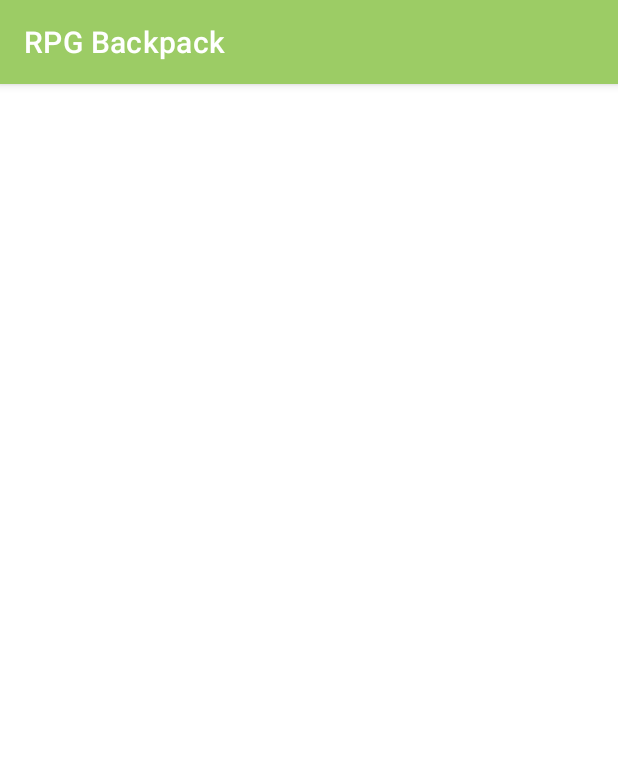
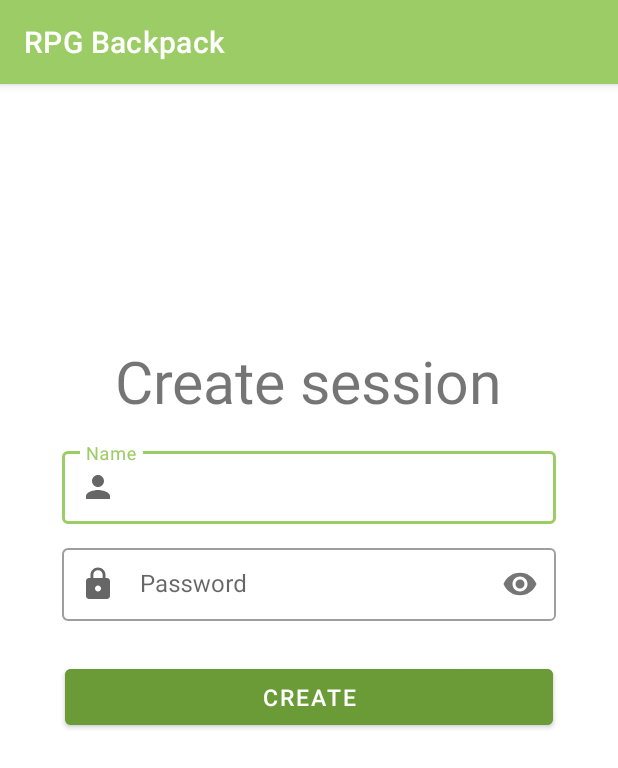
Before and after one commit to adamgwozdz/RPG-Backpack-Android, an Android app: the CreateSessionActivity screen opened directly, with no data from a screen before it, on a phone screen of 412 x 824 dp. Shown: the top 768 px of the screen. Run offline under Robolectric (Android 15) with nearby library versions, the phone set to English and light mode, and no system bars; our stand-ins replace RxJava, sdp/ssp sizes; network calls fail.

Commit message:
Added session form

```diff
--- a/app/src/main/java/com/wodu/mobile/rpg_backpack/utilities/AndroidUtilities.java
+++ b/app/src/main/java/com/wodu/mobile/rpg_backpack/utilities/AndroidUtilities.java
@@ -7,10 +7,10 @@ import androidx.appcompat.app.AppCompatActivity;
 
 public abstract class AndroidUtilities extends AppCompatActivity {
 
-    public static void loadingSpinner(ProgressBar progressBar, boolean hide) {
-        if (hide)
+    public static void loadingSpinner(ProgressBar progressBar, boolean show) {
+        if (show)
+            progressBar.setVisibility(View.VISIBLE);
+        else
             progressBar.setVisibility(View.GONE);
-        else
-            progressBar.setVisibility(View.VISIBLE);
     }
 }
--- a/app/src/main/java/com/wodu/mobile/rpg_backpack/viewmodels/CreateSessionActivityViewModel.java
+++ b/app/src/main/java/com/wodu/mobile/rpg_backpack/viewmodels/CreateSessionActivityViewModel.java
@@ -43,11 +43,9 @@ public class CreateSessionActivityViewModel extends ViewModel {
 
             @Override
             public void onNext(@NonNull JsonObject sessionResponse) {
-                Log.d(TAG, "Response body: " + sessionResponse.toString());
                 Gson gson = new Gson();
                 Session session = gson.fromJson(sessionResponse, Session.class);
-                Log.d(TAG, "onNext: " + session.getName());
-                //sessionMutableLiveData.postValue(session);
+                sessionMutableLiveData.postValue(session);
             }
 
             @Override
@@ -60,4 +58,11 @@ public class CreateSessionActivityViewModel extends ViewModel {
             }
         });
     }
+
+    public int getMaxAttributesNumber(boolean subscribed) {
+        if (subscribed)
+            return 20;
+        else
+            return 10;
+    }
 }
--- a/app/src/main/java/com/wodu/mobile/rpg_backpack/views/CreateSessionActivity.java
+++ b/app/src/main/java/com/wodu/mobile/rpg_backpack/views/CreateSessionActivity.java
@@ -4,9 +4,15 @@ import androidx.appcompat.app.AppCompatActivity;
 
 import android.os.Bundle;
 import android.util.Log;
+import android.view.View;
+import android.widget.Button;
+import android.widget.EditText;
+import android.widget.ProgressBar;
 
+import com.wodu.mobile.rpg_backpack.Application;
 import com.wodu.mobile.rpg_backpack.R;
 import com.wodu.mobile.rpg_backpack.models.Session;
+import com.wodu.mobile.rpg_backpack.utilities.AndroidUtilities;
 import com.wodu.mobile.rpg_backpack.viewmodels.CreateSessionActivityViewModel;
 import com.wodu.mobile.rpg_backpack.viewmodels.MainActivityViewModel;
 
@@ -23,12 +29,29 @@ public class CreateSessionActivity extends AppCompatActivity {
         super.onCreate(savedInstanceState);
         setContentView(R.layout.activity_create_session);
 
-            viewModel.createSession("test", "Qwerty1!", 10, null).observe(this, new androidx.lifecycle.Observer<Session>() {
-            @Override
-            public void onChanged(Session session) {
-                Log.d(TAG, "onChanged: " + session.toString());
+        EditText nameEditText = findViewById(R.id.activity_create_session_name_field_edit_text);
+        EditText passwordEditText = findViewById(R.id.activity_create_session_password_field_edit_text);
 
-            }
+        Button createButton = findViewById(R.id.activity_create_session_create_button);
+
+        int maxAttributes = viewModel.getMaxAttributesNumber(Application.getInstance().getEmailVerified());
+
+        createButton.setOnClickListener(view -> {
+            ProgressBar loadingProgressBar = findViewById(R.id.activity_create_loading_spinner);
+            AndroidUtilities.loadingSpinner(loadingProgressBar, true);
+            viewModel.createSession(nameEditText.getText().toString().trim(),
+                    passwordEditText.getText().toString().trim(),
+                    maxAttributes, null).observe(this, new androidx.lifecycle.Observer<Session>() {
+                @Override
+                public void onChanged(Session session) {
+                    Log.d(TAG, "Session: " + session.toString());
+                    AndroidUtilities.loadingSpinner(loadingProgressBar, false);
+                }
+            });
+            AndroidUtilities.loadingSpinner(loadingProgressBar, true);
         });
+
     }
+
+
 }
--- a/app/src/main/java/com/wodu/mobile/rpg_backpack/views/LoginActivity.java
+++ b/app/src/main/java/com/wodu/mobile/rpg_backpack/views/LoginActivity.java
@@ -42,21 +42,21 @@ public class LoginActivity extends AppCompatActivity {
             String email = emailEditText.getText().toString().trim();
             String password = passwordEditText.getText().toString().trim();
 
-            AndroidUtilities.loadingSpinner(loadingProgressBar, false);
+            AndroidUtilities.loadingSpinner(loadingProgressBar, true);
             viewModel.login(email, password).observe(this, new Observer<String>() {
                 @Override
                 public void onChanged(String response) {
                     if (response.contains("eyJhbGciOiJIUzI1NiJ9.")) {
                         RedirectToMainActivity();
                     } else if (response.equals("HTTP 401")) {
-                        AndroidUtilities.loadingSpinner(loadingProgressBar, true);
+                        AndroidUtilities.loadingSpinner(loadingProgressBar, false);
                         Snackbar.make(view, "Incorrect E-mail or Password", Snackbar.LENGTH_LONG)
                                 .setAction("Action", null).show();
                         Log.d(TAG, "UNAUTHORIZED");
                     }
                 }
             });
-            AndroidUtilities.loadingSpinner(loadingProgressBar, false);
+            AndroidUtilities.loadingSpinner(loadingProgressBar, true);
         });
 
         registerButton.setOnClickListener(view ->
--- a/app/src/main/java/com/wodu/mobile/rpg_backpack/views/RegisterActivity.java
+++ b/app/src/main/java/com/wodu/mobile/rpg_backpack/views/RegisterActivity.java
@@ -37,12 +37,12 @@ public class RegisterActivity extends AppCompatActivity {
         Button registerButton = findViewById(R.id.activity_register_signup_button);
 
         registerButton.setOnClickListener(view -> {
-            ProgressBar loadingProgressBar = findViewById(R.id.activity_login_loading_spinner);
+            ProgressBar loadingProgressBar = findViewById(R.id.activity_register_loading_spinner);
             String email = emailEditText.getText().toString().trim();
             String name = nameEditText.getText().toString().trim();
             String password = passwordEditText.getText().toString().trim();
 
-            AndroidUtilities.loadingSpinner(loadingProgressBar, false);
+            AndroidUtilities.loadingSpinner(loadingProgressBar, true);
             viewModel.register(email, name, password, false).observe(this, new Observer<String>() {
                 @Override
                 public void onChanged(String response) {
@@ -50,14 +50,14 @@ public class RegisterActivity extends AppCompatActivity {
                         loadingSpinner();
                         RedirectToMainActivity();
                     } else if (response.equals("HTTP 401")) {
-                        AndroidUtilities.loadingSpinner(loadingProgressBar, true);
+                        AndroidUtilities.loadingSpinner(loadingProgressBar, false);
                         Snackbar.make(view, "Can't create account with provided data", Snackbar.LENGTH_LONG)
                                 .setAction("Action", null).show();
                         Log.d(TAG, "UNAUTHORIZED");
                     }
                 }
             });
-            AndroidUtilities.loadingSpinner(loadingProgressBar, false);
+            AndroidUtilities.loadingSpinner(loadingProgressBar, true);
         });
     }
 
--- a/app/src/main/res/layout/activity_create_session.xml
+++ b/app/src/main/res/layout/activity_create_session.xml
@@ -6,4 +6,88 @@
     android:layout_height="match_parent"
     tools:context=".views.CreateSessionActivity">
 
+    <TextView
+        android:id="@+id/activity_create_session_image_textview"
+        android:layout_width="wrap_content"
+        android:layout_height="wrap_content"
+        android:layout_marginTop="@dimen/_132sdp"
+        android:drawablePadding="@dimen/_6sdp"
+        android:text="@string/create_session"
+        android:textSize="@dimen/_30sdp"
+        app:layout_constraintEnd_toEndOf="parent"
+        app:layout_constraintStart_toStartOf="parent"
+        app:layout_constraintTop_toTopOf="parent" />
+
+    <ProgressBar
+        android:id="@+id/activity_create_loading_spinner"
+        style="?android:attr/progressBarStyleLarge"
+        android:layout_width="wrap_content"
+        android:layout_height="wrap_content"
+        app:layout_constraintEnd_toEndOf="parent"
+        app:layout_constraintStart_toStartOf="parent"
+        app:layout_constraintTop_toTopOf="parent"
+        app:layout_constraintBottom_toBottomOf="parent"
+        android:visibility="gone">
+    </ProgressBar>
+
+    <com.google.android.material.textfield.TextInputLayout
+        android:id="@+id/activity_create_session_name_field_layout"
+        style="@style/Widget.MaterialComponents.TextInputLayout.OutlinedBox.Dense"
+        android:layout_width="match_parent"
+        android:layout_height="wrap_content"
+        android:layout_marginHorizontal="@dimen/_32sdp"
+        android:layout_marginTop="@dimen/_12sdp"
+        android:drawablePadding="@dimen/_4sdp"
+        android:hint="@string/name"
+        app:layout_constraintBottom_toTopOf="@+id/activity_create_session_password_field_layout"
+        app:layout_constraintEnd_toEndOf="parent"
+        app:layout_constraintStart_toStartOf="parent"
+        app:layout_constraintTop_toBottomOf="@+id/activity_create_session_image_textview"
+        app:startIconDrawable="@drawable/ic_baseline_person_24">
+
+        <com.google.android.material.textfield.TextInputEditText
+            android:id="@+id/activity_create_session_name_field_edit_text"
+            android:layout_width="match_parent"
+            android:layout_height="match_parent"
+            android:importantForAutofill="no"
+            android:inputType="text" />
+    </com.google.android.material.textfield.TextInputLayout>
+
+    <com.google.android.material.textfield.TextInputLayout
+        android:id="@+id/activity_create_session_password_field_layout"
+        style="@style/Widget.MaterialComponents.TextInputLayout.OutlinedBox.Dense"
+        android:layout_width="match_parent"
+        android:layout_height="wrap_content"
+        android:layout_marginHorizontal="@dimen/_32sdp"
+        android:layout_marginTop="@dimen/_8sdp"
+        android:drawablePadding="@dimen/_4sdp"
+        android:hint="@string/password_label"
+        app:passwordToggleEnabled="true"
+        app:layout_constraintEnd_toEndOf="parent"
+        app:layout_constraintStart_toStartOf="parent"
+        app:layout_constraintTop_toBottomOf="@+id/activity_create_session_name_field_layout"
+        app:startIconDrawable="@drawable/ic_baseline_lock_24">
+
+        <com.google.android.material.textfield.TextInputEditText
+            android:id="@+id/activity_create_session_password_field_edit_text"
+            android:layout_width="match_parent"
+            android:layout_height="match_parent"
+            android:importantForAutofill="no"
+            android:inputType="textPassword" />
+    </com.google.android.material.textfield.TextInputLayout>
+
+    <Button
+        android:id="@+id/activity_create_session_create_button"
+        android:layout_width="@dimen/_250sdp"
+        android:layout_height="wrap_content"
+        android:layout_marginTop="@dimen/_20sdp"
+        android:paddingHorizontal="@dimen/_20sdp"
+        android:paddingVertical="@dimen/_6sdp"
+        android:text="@string/create"
+        android:textSize="@dimen/_12sdp"
+        android:backgroundTint="@color/green_3"
+        app:layout_constraintEnd_toEndOf="parent"
+        app:layout_constraintStart_toStartOf="parent"
+        app:layout_constraintTop_toBottomOf="@+id/activity_create_session_password_field_layout" />
+
 </androidx.constraintlayout.widget.ConstraintLayout>
--- a/app/src/main/res/layout/activity_register.xml
+++ b/app/src/main/res/layout/activity_register.xml
@@ -20,7 +20,7 @@
         app:layout_constraintTop_toTopOf="parent" />
 
     <ProgressBar
-        android:id="@+id/activity_login_loading_spinner"
+        android:id="@+id/activity_register_loading_spinner"
         style="?android:attr/progressBarStyleLarge"
         android:layout_width="wrap_content"
         android:layout_height="wrap_content"
--- a/app/src/main/res/values/strings.xml
+++ b/app/src/main/res/values/strings.xml
@@ -24,4 +24,6 @@
     <string name="join_session">Join session</string>
     <string name="logout">Logout</string>
     <string name="buy_subscription">Buy subscription</string>
+    <string name="name">Name</string>
+    <string name="create">Create</string>
 </resources>
```
